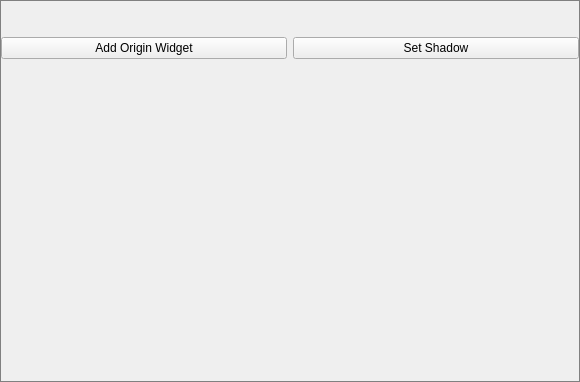
Qt form borderlesswindow.ui (RunnanZhang/BorderlessWindow) before a commit.
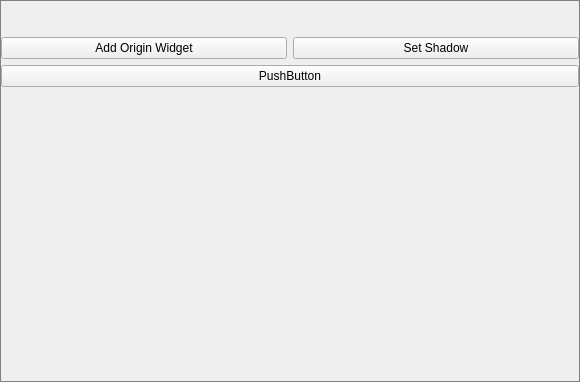
The same form after that commit. Custom widgets are drawn as their Qt base class.

Patch:
```diff
--- a/borderlesswindow.ui
+++ b/borderlesswindow.ui
@@ -57,6 +57,13 @@
      </item>
     </layout>
    </item>
+   <item>
+    <widget class="QPushButton" name="pushButton">
+     <property name="text">
+      <string>PushButton</string>
+     </property>
+    </widget>
+   </item>
    <item>
     <spacer name="verticalSpacer">
      <property name="orientation">
```
